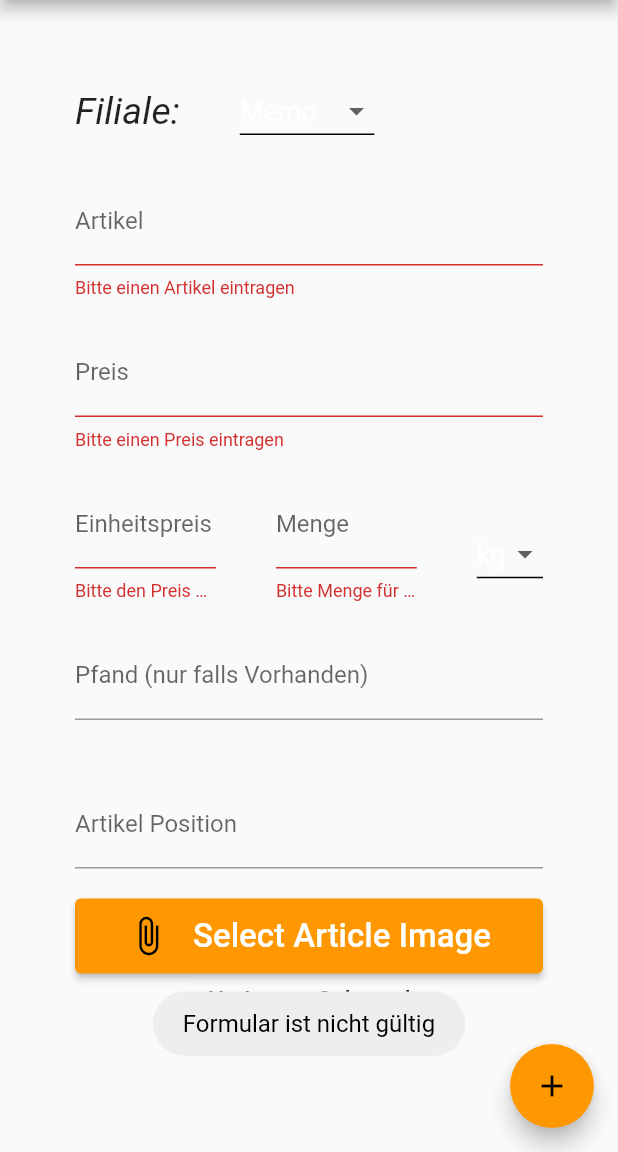
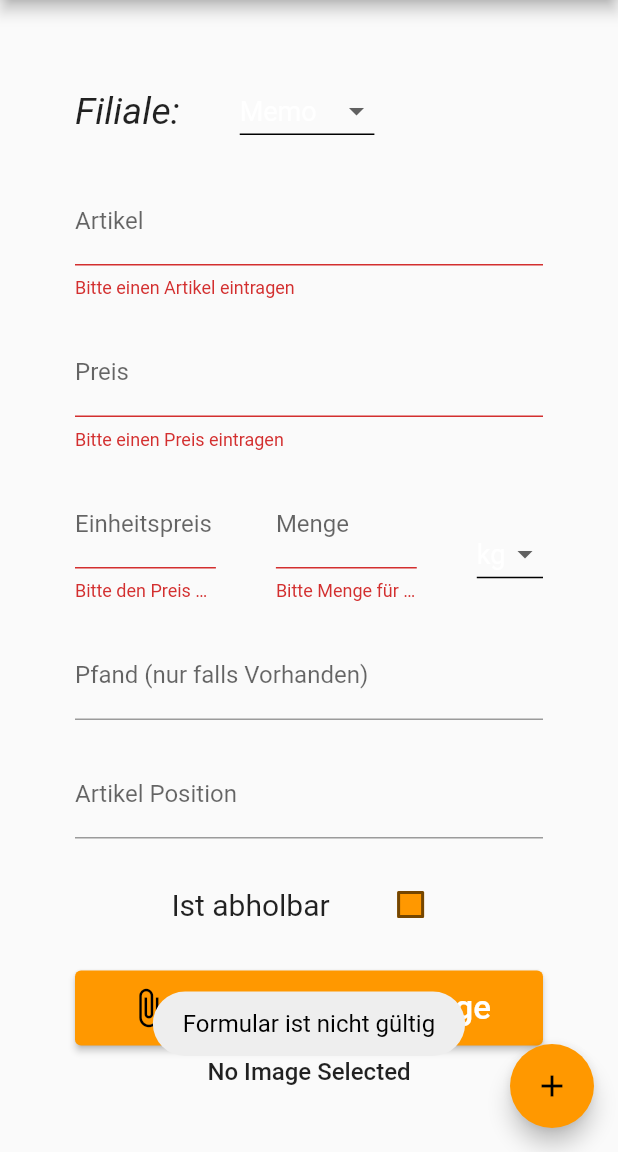
Before and after one commit to tjoooobooo/kumquat, a Flutter app: the screen it shows after launch, after a tap on the "add" icon, on a phone screen of 412 x 824 dp, the part 84-1236 px from its top. Run offline on Flutter 3.47's test engine with Material 2 defaults, Android fonts, the phone set to English and light mode, and no system bars; our stand-ins replace cloud_firestore, file_picker, firebase_storage, fluttertoast; missing offline and left inert: dart:html; accounts and stored records are empty.

Commit message:
ist abholbar hinzugefügt

```diff
--- a/lib/main.dart
+++ b/lib/main.dart
@@ -1,3 +1,4 @@
+import 'dart:html';
 import 'dart:typed_data';
 import 'dart:collection';
 
@@ -45,6 +46,7 @@ class _MyHomePageState extends State<MyHomePage> {
   final preisEinheitController = TextEditingController();
   final mengeEinheitController = TextEditingController();
   final artikelPositionController = TextEditingController();
+  bool istAbholbar = false;
 
   List<String> spinnerItemsEinheiten = ['kg', 'g', 'ml', 'l'];
   String dropdownValueEinheiten = 'kg';
@@ -123,7 +125,7 @@ class _MyHomePageState extends State<MyHomePage> {
       CollectionReference stores = _fireStore
           .collection('stores')
           .doc(dropdownValueFilialen)
-          .collection("artikel")
+          .collection("articles")
       ;
 
       // return if no image selected
@@ -142,14 +144,15 @@ class _MyHomePageState extends State<MyHomePage> {
       // Call the user's CollectionReference to add a new user
       return stores
           .add({
-        'artikel': artikelController.text,
-        'artikelId': artikelId,
-        'preis': preisController.text,
-        'pfand': preisPfandController.text,
-        'einheit': dropdownValueEinheiten,
-        'einheitPreis': preisEinheitController.text,
-        'einheitMenge': mengeEinheitController.text,
-        'artikelPosition': artikelPositionController.text,
+        'article': artikelController.text,
+        'articleId': artikelId,
+        'price': preisController.text,
+        'deposit': preisPfandController.text,
+        'unit': dropdownValueEinheiten,
+        'unitPrice': preisEinheitController.text,
+        'unitQuantity': mengeEinheitController.text,
+        'articlePosition': artikelPositionController.text,
+        'isCollectible': istAbholbar,
         'articleImage': imageUrl
       })
           .then((value) => {
@@ -167,6 +170,7 @@ class _MyHomePageState extends State<MyHomePage> {
               preisEinheitController.text = "";
               mengeEinheitController.text = "";
               artikelPositionController.text = "";
+              istAbholbar = false;
               imageValue = null;
               fileName = null;
             })
@@ -207,6 +211,18 @@ class _MyHomePageState extends State<MyHomePage> {
 
     if (fileName == null) {
       fileName = 'No Image Selected';
+    }
+
+    Color getColor(Set<MaterialState> states) {
+      const Set<MaterialState> interactiveStates = <MaterialState>{
+        MaterialState.pressed,
+        MaterialState.hovered,
+        MaterialState.focused,
+      };
+      if (states.any(interactiveStates.contains)) {
+        return Colors.black;
+      }
+      return Colors.orange;
     }
 
     return Scaffold(
@@ -359,7 +375,6 @@ class _MyHomePageState extends State<MyHomePage> {
                   ),
                 ),
                 SizedBox(height: 20),
-                SizedBox(height: 20),
                 TextFormField(
                   keyboardType: TextInputType.text,
                   autocorrect: false,
@@ -367,6 +382,30 @@ class _MyHomePageState extends State<MyHomePage> {
                   decoration: InputDecoration(
                     labelText: 'Artikel Position',
                   ),
+                ),
+                SizedBox(height: 20),
+                Row(
+                    mainAxisAlignment: MainAxisAlignment.center,
+                    crossAxisAlignment: CrossAxisAlignment.center,
+                  children: [
+                    Text(
+                        "Ist abholbar",
+                      style: TextStyle(
+                        fontSize: 20
+                      ),
+                    ),
+                    SizedBox(width: 30),
+                    Checkbox(
+                      checkColor: Colors.white,
+                      fillColor: MaterialStateProperty.resolveWith(getColor),
+                      value: istAbholbar,
+                      onChanged: (bool value) {
+                        setState(() {
+                          istAbholbar = value;
+                        });
+                      },
+                    ),
+                  ],
                 ),
                 SizedBox(height: 20),
                 ButtonWidget(
```
